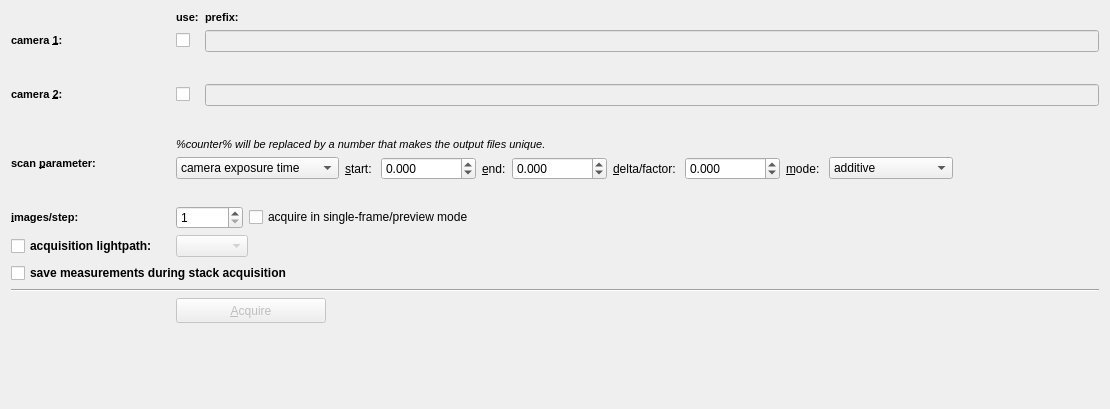
The window that plugins/spimb040/qfespimb040camparamstackconfigwidget2.ui (jkriege2/QuickFit3) describes before a commit, drawn with Qt 5.
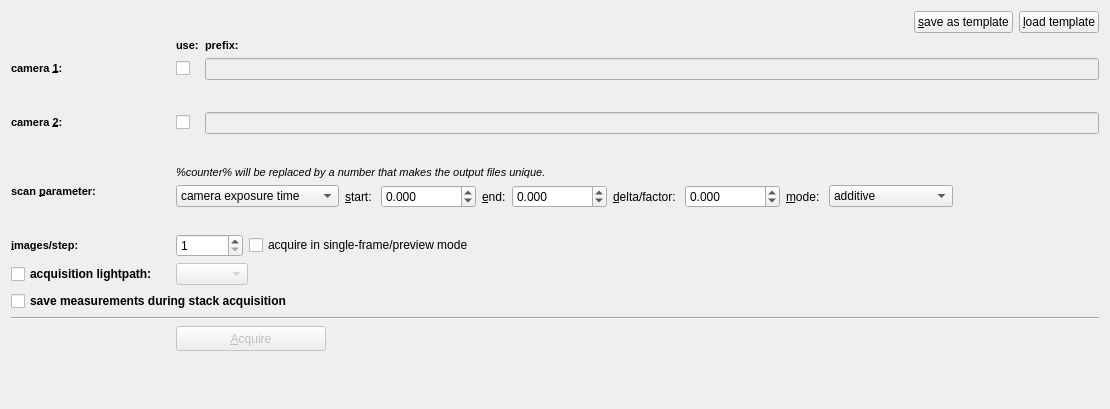
The same window after the commit. Icons and pictures are not drawn. Custom widgets are drawn as their Qt base class.

Commit message: QuickFit3/B040SPIM: all acquisition settings tabs have save/load template buttons now

```diff
--- a/plugins/spimb040/qfespimb040camparamstackconfigwidget2.ui
+++ b/plugins/spimb040/qfespimb040camparamstackconfigwidget2.ui
@@ -528,6 +528,62 @@
      </property>
     </widget>
    </item>
+   <item row="0" column="0" colspan="5">
+    <widget class="QWidget" name="widget_2" native="true">
+     <layout class="QHBoxLayout" name="horizontalLayout_17">
+      <property name="margin">
+       <number>0</number>
+      </property>
+      <item>
+       <spacer name="horizontalSpacer_17">
+        <property name="orientation">
+         <enum>Qt::Horizontal</enum>
+        </property>
+        <property name="sizeHint" stdset="0">
+         <size>
+          <width>40</width>
+          <height>20</height>
+         </size>
+        </property>
+       </spacer>
+      </item>
+      <item>
+       <widget class="QPushButton" name="btnSaveTemplate">
+        <property name="text">
+         <string>&amp;save as template</string>
+        </property>
+        <property name="icon">
+         <iconset resource="spimb040.qrc">
+          <normaloff>:/spimb040/template_save.png</normaloff>:/spimb040/template_save.png</iconset>
+        </property>
+        <property name="iconSize">
+         <size>
+          <width>16</width>
+          <height>16</height>
+         </size>
+        </property>
+       </widget>
+      </item>
+      <item>
+       <widget class="QPushButton" name="btnLoadTemplate">
+        <property name="text">
+         <string>&amp;load template</string>
+        </property>
+        <property name="icon">
+         <iconset resource="spimb040.qrc">
+          <normaloff>:/spimb040/template_open.png</normaloff>:/spimb040/template_open.png</iconset>
+        </property>
+        <property name="iconSize">
+         <size>
+          <width>16</width>
+          <height>16</height>
+         </size>
+        </property>
+       </widget>
+      </item>
+     </layout>
+    </widget>
+   </item>
   </layout>
  </widget>
  <customwidgets>
```
Left out of the diff: 400 changed lines with no effect on the pictures. The commit also changes 12 other files.
